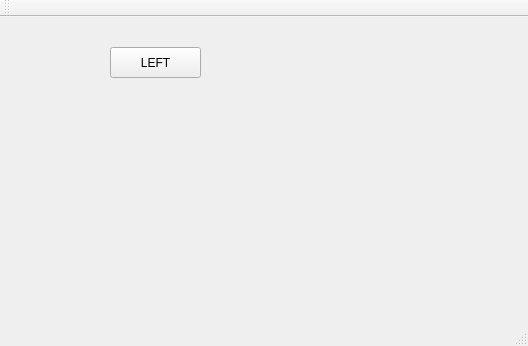
Qt form Harbin/Harbin/mainwindow.ui (MagnumSong/MyInsight_CPP) before a commit.
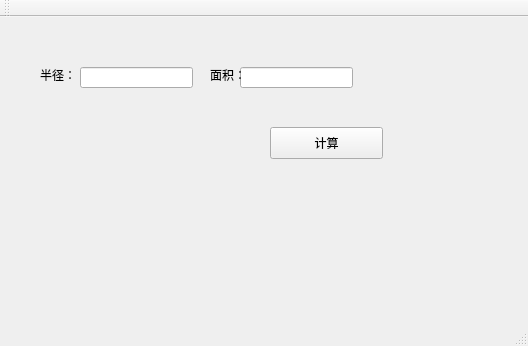
The same form after that commit.

```diff
--- a/Harbin/Harbin/mainwindow.ui
+++ b/Harbin/Harbin/mainwindow.ui
@@ -14,17 +14,63 @@
    <string>MainWindow</string>
   </property>
   <widget class="QWidget" name="centralWidget">
-   <widget class="QToolButton" name="toolButton">
+   <widget class="QLineEdit" name="lineEdit">
     <property name="geometry">
      <rect>
-      <x>110</x>
-      <y>30</y>
-      <width>91</width>
-      <height>31</height>
+      <x>80</x>
+      <y>50</y>
+      <width>113</width>
+      <height>21</height>
      </rect>
     </property>
+   </widget>
+   <widget class="QLineEdit" name="lineEdit_2">
+    <property name="geometry">
+     <rect>
+      <x>240</x>
+      <y>50</y>
+      <width>113</width>
+      <height>21</height>
+     </rect>
+    </property>
+   </widget>
+   <widget class="QLabel" name="label">
+    <property name="geometry">
+     <rect>
+      <x>40</x>
+      <y>50</y>
+      <width>41</width>
+      <height>16</height>
+     </rect>
+    </property>
     <property name="text">
-     <string>LEFT</string>
+     <string>半径：</string>
+    </property>
+   </widget>
+   <widget class="QLabel" name="label_2">
+    <property name="geometry">
+     <rect>
+      <x>210</x>
+      <y>50</y>
+      <width>31</width>
+      <height>16</height>
+     </rect>
+    </property>
+    <property name="text">
+     <string>面积：</string>
+    </property>
+   </widget>
+   <widget class="QPushButton" name="pushButton">
+    <property name="geometry">
+     <rect>
+      <x>270</x>
+      <y>110</y>
+      <width>113</width>
+      <height>32</height>
+     </rect>
+    </property>
+    <property name="text">
+     <string>计算</string>
     </property>
    </widget>
   </widget>
```
